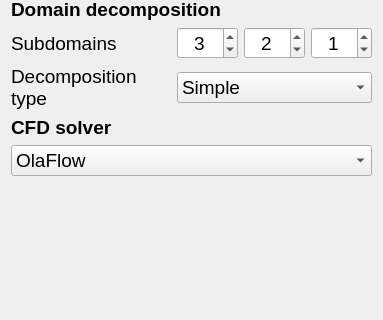
Old version of the form EVENTS/GeoClawOpenFOAM/solver.ui in the repository NHERI-SimCenter/HydroUQ; both pictures show x 0 to 383 and y 339 to 659 of the 383 by 872 pixel window.
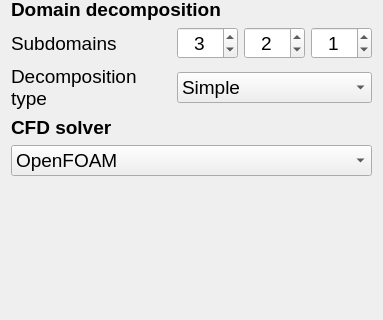
New version of the form.

The edit to the form file:
```diff
--- a/EVENTS/GeoClawOpenFOAM/solver.ui
+++ b/EVENTS/GeoClawOpenFOAM/solver.ui
@@ -424,12 +424,7 @@
      </property>
      <item>
       <property name="text">
-       <string>OlaFlow</string>
-      </property>
-     </item>
-     <item>
-      <property name="text">
-       <string>More coming soon</string>
+       <string>OpenFOAM</string>
       </property>
      </item>
     </widget>
```
Left out of the diff: 5 changed lines with no effect on the pictures.
